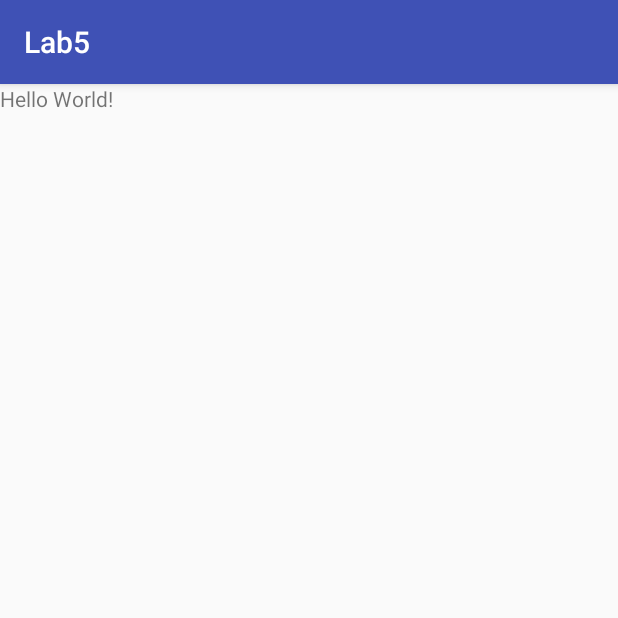
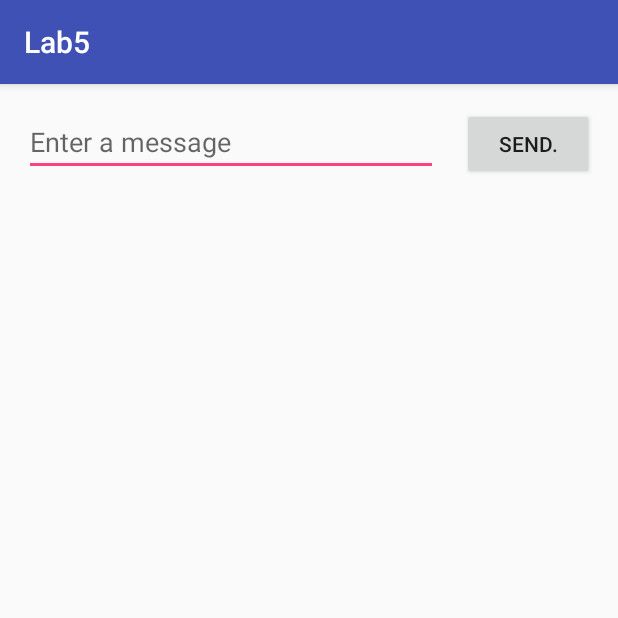
Before and after one commit to SamC-11/Lab5, an Android app: the screen it shows after launch (MainActivity), on a phone screen of 412 x 824 dp, the top half of it. Run offline under Robolectric (Android 15) with nearby library versions, the phone set to English and light mode, and no system bars.

Commit message:
Created a simple user interface

```diff
--- a/app/src/main/res/layout/activity_main.xml
+++ b/app/src/main/res/layout/activity_main.xml
@@ -7,9 +7,32 @@
     tools:context=".MainActivity"
     tools:layout_editor_absoluteY="25dp">
 
-    <TextView
-        android:layout_width="wrap_content"
+    <EditText
+        android:id="@+id/editText"
+        android:layout_width="0dp"
         android:layout_height="wrap_content"
-        android:text="Hello World!" />
+        android:layout_marginLeft="16dp"
+        android:layout_marginStart="16dp"
+        android:layout_marginTop="16dp"
+        android:ems="10"
+        android:hint="@string/edit_message"
+        android:inputType="textPersonName"
+        app:layout_constraintEnd_toStartOf="@+id/button2"
+        app:layout_constraintHorizontal_bias="0.5"
+        app:layout_constraintStart_toStartOf="parent"
+        app:layout_constraintTop_toTopOf="parent" />
 
+    <Button
+        android:id="@+id/button2"
+        android:layout_width="88dp"
+        android:layout_height="wrap_content"
+        android:layout_marginEnd="16dp"
+        android:layout_marginLeft="16dp"
+        android:layout_marginRight="16dp"
+        android:layout_marginStart="16dp"
+        android:text="@string/button_send"
+        app:layout_constraintBaseline_toBaselineOf="@+id/editText"
+        app:layout_constraintEnd_toEndOf="parent"
+        app:layout_constraintHorizontal_bias="0.5"
+        app:layout_constraintStart_toEndOf="@+id/editText" />
 </android.support.constraint.ConstraintLayout>
--- a/app/src/main/res/values/strings.xml
+++ b/app/src/main/res/values/strings.xml
@@ -1,3 +1,5 @@
 <resources>
     <string name="app_name">Lab5</string>
+    <string name="edit_message">Enter a message</string>
+    <string name="button_send">Send.</string>
 </resources>
```
